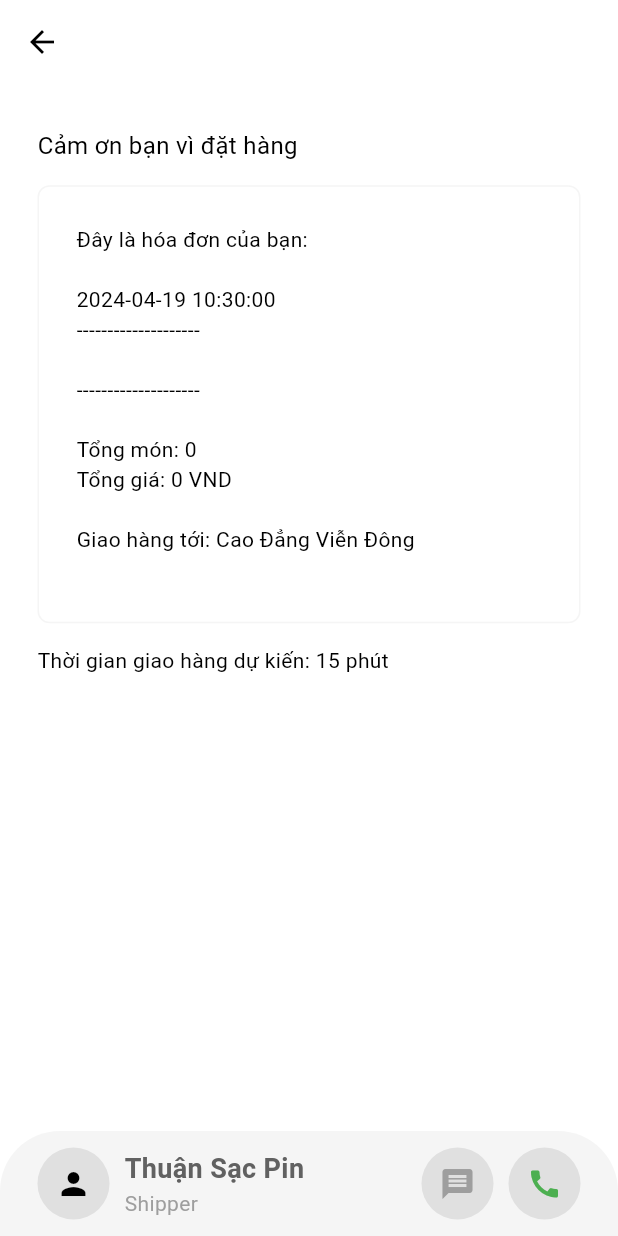
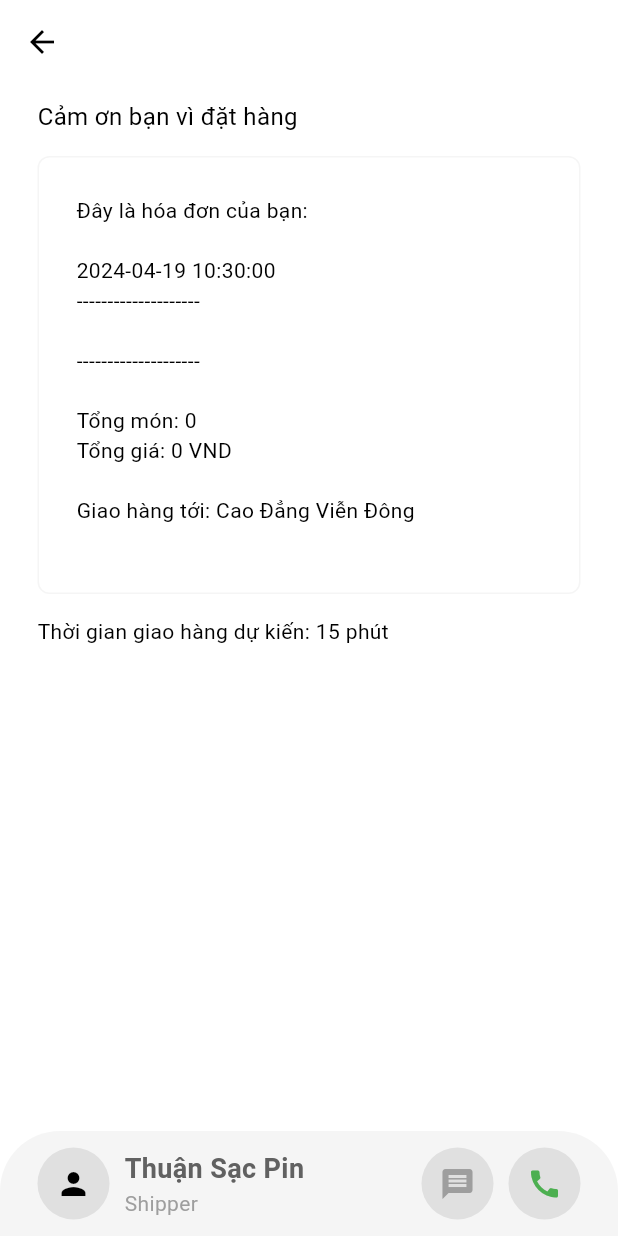
Before and after one commit to pyke2215/OzinkV2, a Flutter app: the DeliveryProgressPage screen opened directly, on a phone screen of 412 x 824 dp. Run offline on Flutter 3.47's test engine with Material 3 defaults, Android fonts, the phone set to English and light mode, and no system bars; our stand-ins replace cloud_firestore, firebase_auth, firebase_core, flutter_credit_card, get; accounts and stored records are empty.

```diff
--- a/lib/components/my_receipt.dart
+++ b/lib/components/my_receipt.dart
@@ -9,11 +9,7 @@ class MyReceipt extends StatelessWidget {
   Widget build(BuildContext context) {
     return Padding(
       padding: const EdgeInsets.only(left: 25, right: 25, bottom: 5, top: 10),
-      child: Column(
-        mainAxisAlignment: MainAxisAlignment.center,
-        children: [
-          Container(
-            height: MediaQuery.of(context).size.height - 180,
+      child: Center(
         child: ListView(
           children: [
             const Text(
@@ -23,8 +19,8 @@ class MyReceipt extends StatelessWidget {
             const SizedBox(height: 15),
             Container(
               decoration: BoxDecoration(
-                    border: Border.all(
-                        color: Theme.of(context).colorScheme.secondary),
+                border:
+                    Border.all(color: Theme.of(context).colorScheme.secondary),
                 borderRadius: BorderRadius.circular(8),
               ),
               padding: const EdgeInsets.all(25),
@@ -35,10 +31,9 @@ class MyReceipt extends StatelessWidget {
             ),
             const SizedBox(height: 15),
             const Text("Thời gian giao hàng dự kiến: 15 phút"),
+	    const SizedBox(height: 15),
           ],
         ),
-          ),
-        ],
       ),
     );
   }
--- a/lib/pages/food_page.dart
+++ b/lib/pages/food_page.dart
@@ -7,7 +7,7 @@ import 'package:provider/provider.dart';
 class FoodPage extends StatefulWidget {
   final Food food;
 
-  FoodPage({
+  const FoodPage({
     super.key,
     required this.food,
   });
@@ -35,8 +35,7 @@ class _FoodPageState extends State<FoodPage> {
             child: Column(
               mainAxisAlignment: MainAxisAlignment.spaceBetween,
               children: [
-                Container(
-                  height: MediaQuery.of(context).size.height - 120,
+                Expanded(
                   child: ListView(
                     children: [
                       // food image
```
Lines whose indentation alone changed are shown as unchanged.
